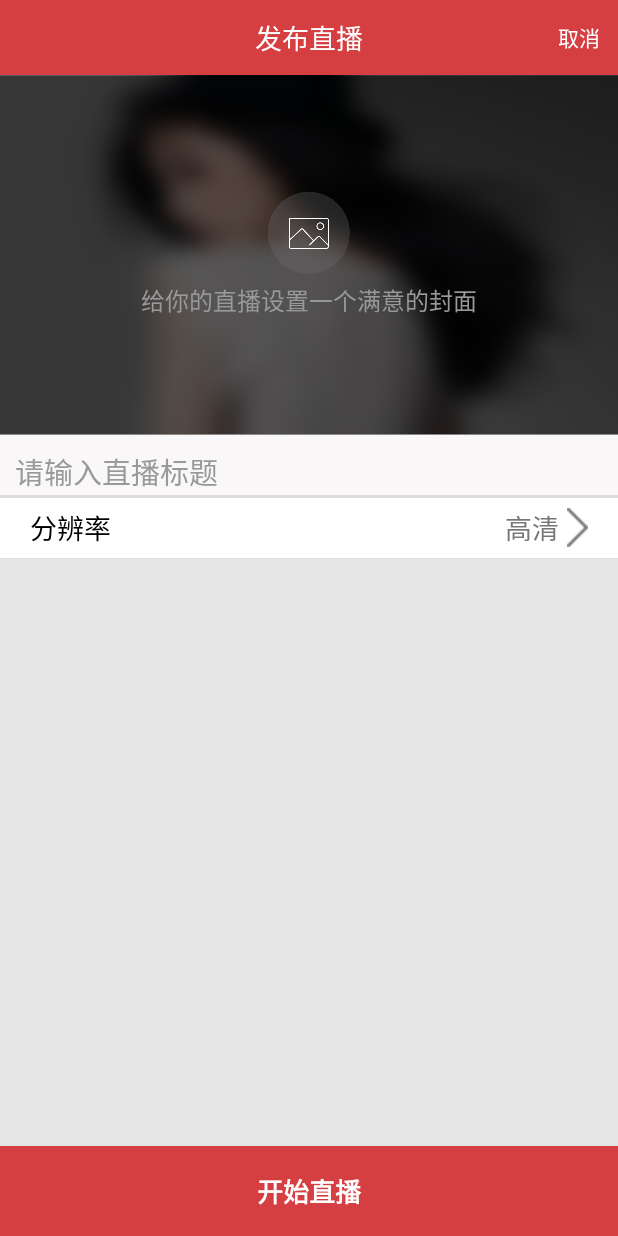
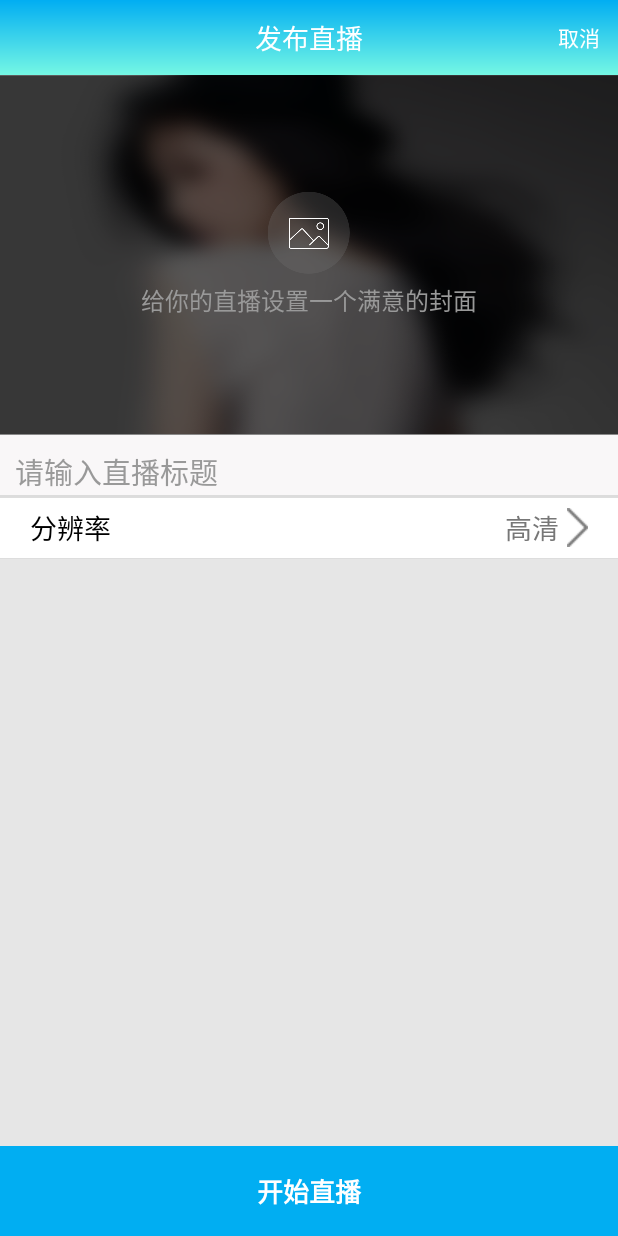
Before and after one commit to IKnowYouKnow/BenLive, an Android app: the PublishLiveActivity screen opened directly, with no data from a screen before it, on a phone screen of 412 x 824 dp. Run offline under Robolectric (Android 15) with nearby library versions, the phone set to English and light mode, and no system bars; libraries missing offline, so code that uses them is left out: com.tencent, com.tencent.cos, com.tencent.ilivesdk, com.tencent.imsdk; network calls fail; pictures from the network do not load; 2 statements that could not run were skipped.

Commit message:
修改个人中心title和发起直播title的颜色

```diff
--- a/app/src/main/res/layout/activity_live_publish.xml
+++ b/app/src/main/res/layout/activity_live_publish.xml
@@ -10,7 +10,7 @@
         android:layout_width="match_parent"
         android:layout_height="50dp"
         android:layout_alignParentTop="true"
-        android:background="@color/btn_red"
+        android:background="@drawable/shape_title"
         android:gravity="center_vertical">
 
 
@@ -214,7 +214,7 @@
         android:layout_height="60dp"
         android:layout_alignParentBottom="true"
         android:layout_marginTop="150dp"
-        android:background="@color/btn_red"
+        android:background="@color/tencent_tls_ui_titleBackground"
         android:gravity="center"
         android:onClick="onClick"
         android:text="@string/text_publish"
--- a/app/src/main/res/layout/title.xml
+++ b/app/src/main/res/layout/title.xml
@@ -2,7 +2,7 @@
 <RelativeLayout xmlns:android="http://schemas.android.com/apk/res/android"
     android:layout_width="match_parent"
     android:layout_height="50dp"
-    android:background="@color/btn_red_hover">
+    android:background="@drawable/shape_title">
     <TextView
         android:id="@+id/menu_return"
         android:textColor="@color/colorTextWhite"
```
